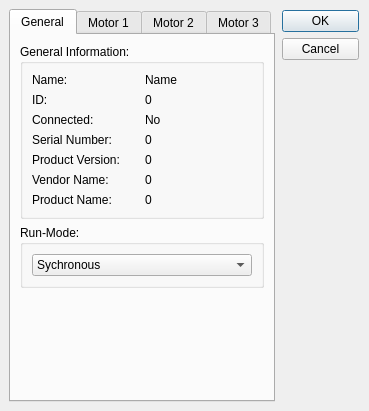
itom-project/plugins, file USBMotion3XIII/dialogUSBMotion3XIII.ui: the form before one commit.
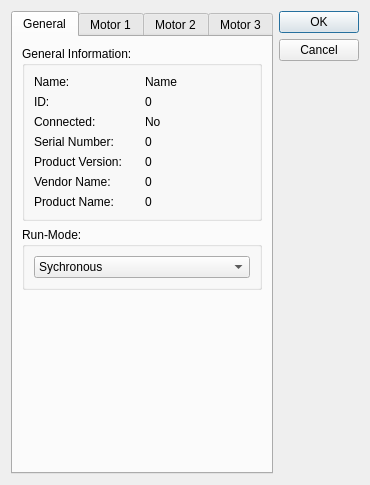
The form after the commit.

What changed in the file:
```diff
--- a/USBMotion3XIII/dialogUSBMotion3XIII.ui
+++ b/USBMotion3XIII/dialogUSBMotion3XIII.ui
@@ -2,38 +2,12 @@
 <ui version="4.0">
  <class>DialogUSBMotion3XIII</class>
  <widget class="QDialog" name="DialogUSBMotion3XIII">
-  <property name="geometry">
-   <rect>
-    <x>0</x>
-    <y>0</y>
-    <width>369</width>
-    <height>411</height>
-   </rect>
-  </property>
-  <property name="minimumSize">
-   <size>
-    <width>0</width>
-    <height>0</height>
-   </size>
-  </property>
-  <property name="maximumSize">
-   <size>
-    <width>16777215</width>
-    <height>16777215</height>
-   </size>
-  </property>
   <property name="windowTitle">
    <string>Dialog</string>
   </property>
+  <layout class="QGridLayout" name="gridLayout_5">
+   <item row="0" column="0">
   <widget class="QTabWidget" name="tabProperties">
-   <property name="geometry">
-    <rect>
-     <x>9</x>
-     <y>9</y>
-     <width>266</width>
-     <height>393</height>
-    </rect>
-   </property>
    <property name="currentIndex">
     <number>0</number>
    </property>
@@ -1469,15 +1443,9 @@
     </layout>
    </widget>
   </widget>
+   </item>
+   <item row="0" column="1">
   <widget class="QDialogButtonBox" name="buttonBox">
-   <property name="geometry">
-    <rect>
-     <x>282</x>
-     <y>10</y>
-     <width>77</width>
-     <height>56</height>
-    </rect>
-   </property>
    <property name="locale">
     <locale language="English" country="UnitedStates"/>
    </property>
@@ -1488,6 +1456,8 @@
     <set>QDialogButtonBox::Cancel|QDialogButtonBox::Ok</set>
    </property>
   </widget>
+   </item>
+  </layout>
  </widget>
  <tabstops>
   <tabstop>tabProperties</tabstop>
```
Lines whose indentation alone changed are shown as unchanged.
